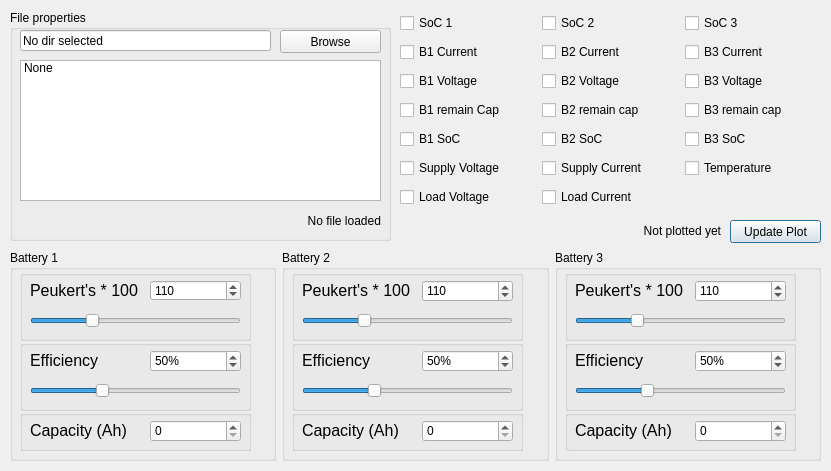
Above: mainwindow.ui from Flawededge/EzGraphData before the change. Below: the same form after it.
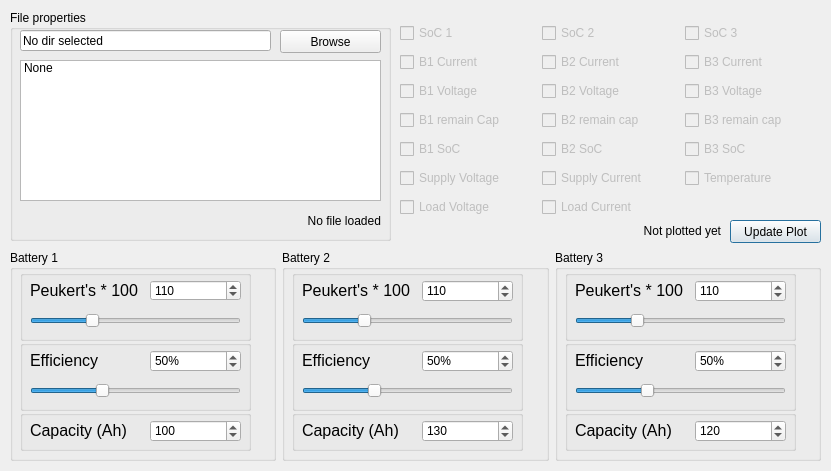
That is the form after the change.

Patch:
```diff
--- a/mainwindow.ui
+++ b/mainwindow.ui
@@ -326,6 +326,12 @@
                                         <height>22</height>
                                     </rect>
                                 </property>
+                                <property name="maximum">
+                                    <number>1000</number>
+                                </property>
+                                <property name="value">
+                                    <number>100</number>
+                                </property>
                             </widget>
                         </widget>
                     </widget>
@@ -377,6 +383,12 @@
                                         <height>22</height>
                                     </rect>
                                 </property>
+                                <property name="maximum">
+                                    <number>1000</number>
+                                </property>
+                                <property name="value">
+                                    <number>130</number>
+                                </property>
                             </widget>
                         </widget>
                         <widget class="QGroupBox" name="Efficiency2">
@@ -587,6 +599,12 @@
                                         <height>22</height>
                                     </rect>
                                 </property>
+                                <property name="maximum">
+                                    <number>1000</number>
+                                </property>
+                                <property name="value">
+                                    <number>120</number>
+                                </property>
                             </widget>
                         </widget>
                         <widget class="QGroupBox" name="Efficiency3">
@@ -772,7 +790,7 @@
             <property name="geometry">
                 <rect>
                     <x>400</x>
-                    <y>10</y>
+                    <y>20</y>
                     <width>421</width>
                     <height>201</height>
                 </rect>
@@ -780,6 +798,9 @@
             <layout class="QGridLayout" name="gridLayout">
                 <item row="1" column="1">
                     <widget class="QCheckBox" name="b2Current">
+                        <property name="enabled">
+                            <bool>false</bool>
+                        </property>
                         <property name="text">
                             <string>B2 Current</string>
                         </property>
@@ -787,6 +808,9 @@
                 </item>
                 <item row="0" column="1">
                     <widget class="QCheckBox" name="SoC2">
+                        <property name="enabled">
+                            <bool>false</bool>
+                        </property>
                         <property name="text">
                             <string>SoC 2</string>
                         </property>
@@ -794,6 +818,9 @@
                 </item>
                 <item row="1" column="0">
                     <widget class="QCheckBox" name="b1Current">
+                        <property name="enabled">
+                            <bool>false</bool>
+                        </property>
                         <property name="text">
                             <string>B1 Current</string>
                         </property>
@@ -801,6 +828,9 @@
                 </item>
                 <item row="5" column="1">
                     <widget class="QCheckBox" name="supplyCurrent">
+                        <property name="enabled">
+                            <bool>false</bool>
+                        </property>
                         <property name="text">
                             <string>Supply Current</string>
                         </property>
@@ -808,6 +838,9 @@
                 </item>
                 <item row="6" column="1">
                     <widget class="QCheckBox" name="loadCurrent">
+                        <property name="enabled">
+                            <bool>false</bool>
+                        </property>
                         <property name="text">
                             <string>Load Current</string>
                         </property>
@@ -815,6 +848,9 @@
                 </item>
                 <item row="3" column="1">
                     <widget class="QCheckBox" name="b2Cap">
+                        <property name="enabled">
+                            <bool>false</bool>
+                        </property>
                         <property name="text">
                             <string>B2 remain cap</string>
                         </property>
@@ -822,6 +858,9 @@
                 </item>
                 <item row="1" column="2">
                     <widget class="QCheckBox" name="b3Current">
+                        <property name="enabled">
+                            <bool>false</bool>
+                        </property>
                         <property name="text">
                             <string>B3 Current</string>
                         </property>
@@ -829,6 +868,9 @@
                 </item>
                 <item row="0" column="2">
                     <widget class="QCheckBox" name="SoC3">
+                        <property name="enabled">
+                            <bool>false</bool>
+                        </property>
                         <property name="text">
                             <string>SoC 3</string>
                         </property>
@@ -836,6 +878,9 @@
                 </item>
                 <item row="5" column="0">
                     <widget class="QCheckBox" name="supplyVoltage">
+                        <property name="enabled">
+                            <bool>false</bool>
+                        </property>
                         <property name="text">
                             <string>Supply Voltage</string>
                         </property>
@@ -843,6 +888,9 @@
                 </item>
                 <item row="4" column="1">
                     <widget class="QCheckBox" name="b2Soc">
+                        <property name="enabled">
+                            <bool>false</bool>
+                        </property>
                         <property name="text">
                             <string>B2 SoC</string>
                         </property>
@@ -850,6 +898,9 @@
                 </item>
                 <item row="4" column="2">
                     <widget class="QCheckBox" name="b3soc">
+                        <property name="enabled">
+                            <bool>false</bool>
+                        </property>
                         <property name="text">
                             <string>B3 SoC</string>
                         </property>
@@ -857,6 +908,9 @@
                 </item>
                 <item row="3" column="2">
                     <widget class="QCheckBox" name="b3Cap">
+                        <property name="enabled">
+                            <bool>false</bool>
+                        </property>
                         <property name="text">
                             <string>B3 remain cap</string>
                         </property>
@@ -864,6 +918,9 @@
                 </item>
                 <item row="0" column="0">
                     <widget class="QCheckBox" name="SoC1">
+                        <property name="enabled">
+                            <bool>false</bool>
+                        </property>
                         <property name="text">
                             <string>SoC 1</string>
                         </property>
@@ -871,6 +928,9 @@
                 </item>
                 <item row="3" column="0">
                     <widget class="QCheckBox" name="b1Cap">
+                        <property name="enabled">
+                            <bool>false</bool>
+                        </property>
                         <property name="text">
                             <string>B1 remain Cap</string>
                         </property>
@@ -878,6 +938,9 @@
                 </item>
                 <item row="6" column="0">
                     <widget class="QCheckBox" name="loadVoltage">
+                        <property name="enabled">
+                            <bool>false</bool>
+                        </property>
                         <property name="text">
                             <string>Load Voltage</string>
                         </property>
@@ -885,6 +948,9 @@
                 </item>
                 <item row="4" column="0">
                     <widget class="QCheckBox" name="b1soc">
+                        <property name="enabled">
+                            <bool>false</bool>
+                        </property>
                         <property name="text">
                             <string>B1 SoC</string>
                         </property>
@@ -892,6 +958,9 @@
                 </item>
                 <item row="2" column="0">
                     <widget class="QCheckBox" name="b1Voltage">
+                        <property name="enabled">
+                            <bool>false</bool>
+                        </property>
                         <property name="text">
                             <string>B1 Voltage</string>
                         </property>
@@ -899,6 +968,9 @@
                 </item>
                 <item row="2" column="1">
                     <widget class="QCheckBox" name="b2Voltage">
+                        <property name="enabled">
+                            <bool>false</bool>
+                        </property>
                         <property name="text">
                             <string>B2 Voltage</string>
                         </property>
@@ -906,6 +978,9 @@
                 </item>
                 <item row="2" column="2">
                     <widget class="QCheckBox" name="b3Voltage">
+                        <property name="enabled">
+                            <bool>false</bool>
+                        </property>
                         <property name="text">
                             <string>B3 Voltage</string>
                         </property>
@@ -913,6 +988,9 @@
                 </item>
                 <item row="5" column="2">
                     <widget class="QCheckBox" name="temp">
+                        <property name="enabled">
+                            <bool>false</bool>
+                        </property>
                         <property name="text">
                             <string>Temperature</string>
                         </property>
```
